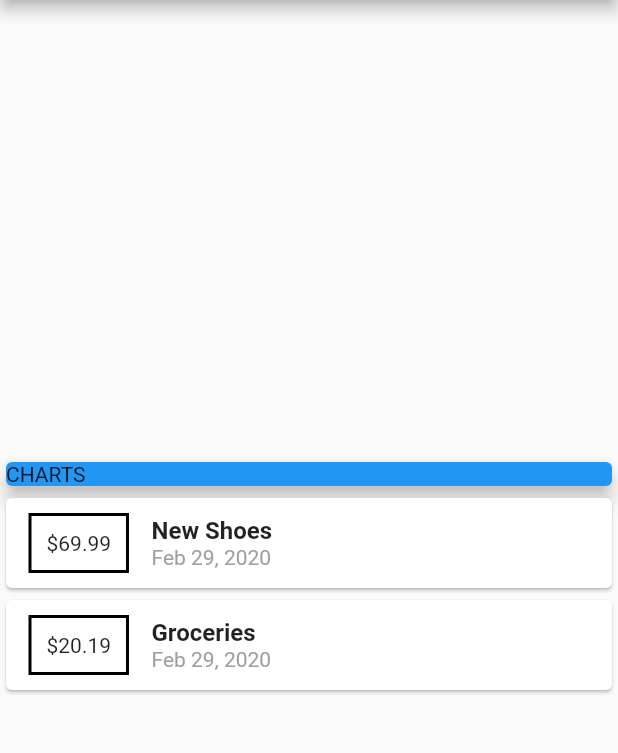
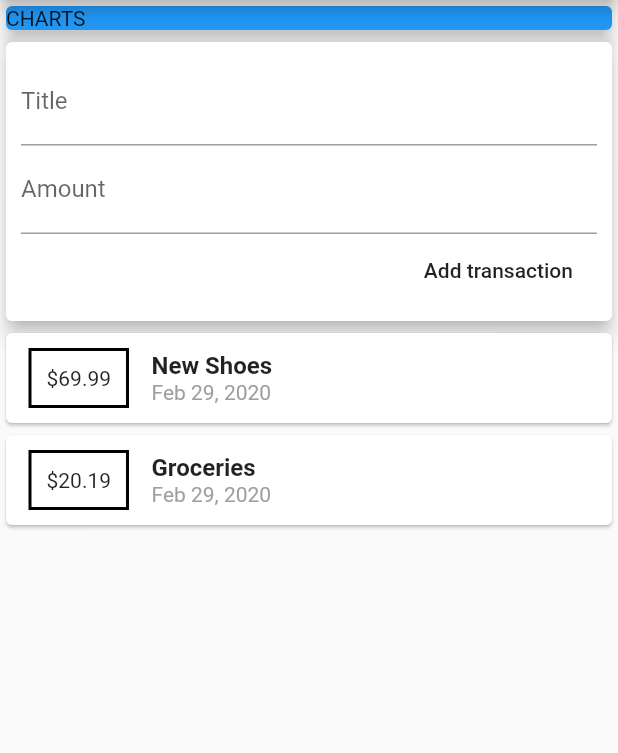
Before and after one commit to alexsanchezdev/personal_expenses, a Flutter app: the screen it shows after launch, on a phone screen of 412 x 824 dp, the part 84-837 px from its top. Run offline on Flutter 3.47's test engine with Material 2 defaults, Android fonts, the phone set to English and light mode, and no system bars.

Commit message:
Add new transaction logic

```diff
--- a/lib/main.dart
+++ b/lib/main.dart
@@ -1,7 +1,5 @@
 import 'package:flutter/material.dart';
-import 'package:intl/intl.dart';
-
-import './transaction.dart';
+import 'package:personal_expenses/widgets/user_transactions.dart';
 
 void main() => runApp(App());
 
@@ -16,21 +14,6 @@ class App extends StatelessWidget {
 }
 
 class HomePage extends StatelessWidget {
-  final List<Transaction> transactions = [
-    Transaction(
-      id: '1',
-      title: 'New Shoes',
-      amount: 69.99,
-      date: DateTime.now(),
-    ),
-    Transaction(
-      id: '2',
-      title: 'Groceries',
-      amount: 20.19,
-      date: DateTime.now(),
-    ),
-  ];
-
   Widget build(BuildContext context) {
     return Scaffold(
       appBar: AppBar(
@@ -38,7 +21,7 @@ class HomePage extends StatelessWidget {
       ),
       body: Center(
         child: Column(
-          mainAxisAlignment: MainAxisAlignment.center,
+          mainAxisAlignment: MainAxisAlignment.start,
           children: <Widget>[
             Card(
               color: Colors.blue,
@@ -48,51 +31,7 @@ class HomePage extends StatelessWidget {
                 child: Text('CHARTS'),
               ),
             ),
-            Column(
-              children: transactions.map((tx) {
-                return Card(
-                  child: Row(
-                    children: <Widget>[
-                      Container(
-                        margin: EdgeInsets.symmetric(
-                          vertical: 10,
-                          horizontal: 15,
-                        ),
-                        decoration: BoxDecoration(
-                          border: Border.all(
-                            color: Colors.black,
-                            width: 2,
-                          ),
-                        ),
-                        padding: EdgeInsets.all(10),
-                        child: Text(
-                          '\$${tx.amount}',
-                        ),
-                      ),
-                      Column(
-                        crossAxisAlignment: CrossAxisAlignment.start,
-                        children: <Widget>[
-                          Text(
-                            tx.title,
-                            style: TextStyle(
-                              fontWeight: FontWeight.bold,
-                              fontSize: 16,
-                            ),
-                          ),
-                          Text(
-                            DateFormat.yMMMd().format(tx.date),
-                            style: TextStyle(
-                              color: Colors.grey,
-                              fontSize: 14,
-                            ),
-                          ),
-                        ],
-                      )
-                    ],
-                  ),
-                );
-              }).toList(),
-            )
+            UserTransactions()
           ],
         ),
       ),
--- /dev/null
+++ b/lib/widgets/new_transaction.dart
@@ -0,0 +1,45 @@
+import 'package:flutter/material.dart';
+
+class NewTransaction extends StatelessWidget {
+  final _titleController = TextEditingController();
+  final _amountController = TextEditingController();
+  final Function addTransaction;
+
+  NewTransaction(this.addTransaction);
+
+  @override
+  Widget build(BuildContext context) {
+    return Card(
+      elevation: 5,
+      child: Container(
+        padding: EdgeInsets.all(10),
+        child: Column(
+          crossAxisAlignment: CrossAxisAlignment.end,
+          children: <Widget>[
+            TextField(
+              decoration: InputDecoration(
+                labelText: 'Title',
+              ),
+              controller: _titleController,
+            ),
+            TextField(
+              decoration: InputDecoration(
+                labelText: 'Amount',
+              ),
+              controller: _amountController,
+            ),
+            FlatButton(
+              child: Text('Add transaction'),
+              onPressed: () {
+                addTransaction(
+                  _titleController.text,
+                  double.parse(_amountController.text),
+                );
+              },
+            ),
+          ],
+        ),
+      ),
+    );
+  }
+}
--- /dev/null
+++ b/lib/widgets/transaction_list.dart
@@ -0,0 +1,59 @@
+import 'package:flutter/material.dart';
+import 'package:intl/intl.dart';
+
+import '../models/transaction.dart';
+
+class TransactionList extends StatelessWidget {
+  final List<Transaction> transactions;
+
+  TransactionList(this.transactions);
+
+  @override
+  Widget build(BuildContext context) {
+    return Column(
+      children: transactions.map((tx) {
+        return Card(
+          child: Row(
+            children: <Widget>[
+              Container(
+                margin: EdgeInsets.symmetric(
+                  vertical: 10,
+                  horizontal: 15,
+                ),
+                decoration: BoxDecoration(
+                  border: Border.all(
+                    color: Colors.black,
+                    width: 2,
+                  ),
+                ),
+                padding: EdgeInsets.all(10),
+                child: Text(
+                  '\$${tx.amount}',
+                ),
+              ),
+              Column(
+                crossAxisAlignment: CrossAxisAlignment.start,
+                children: <Widget>[
+                  Text(
+                    tx.title,
+                    style: TextStyle(
+                      fontWeight: FontWeight.bold,
+                      fontSize: 16,
+                    ),
+                  ),
+                  Text(
+                    DateFormat.yMMMd().format(tx.date),
+                    style: TextStyle(
+                      color: Colors.grey,
+                      fontSize: 14,
+                    ),
+                  ),
+                ],
+              )
+            ],
+          ),
+        );
+      }).toList(),
+    );
+  }
+}
--- /dev/null
+++ b/lib/widgets/user_transactions.dart
@@ -0,0 +1,50 @@
+import 'package:flutter/material.dart';
+
+import '../models/transaction.dart';
+import 'new_transaction.dart';
+import 'transaction_list.dart';
+
+class UserTransactions extends StatefulWidget {
+  @override
+  _UserTransactionsState createState() => _UserTransactionsState();
+}
+
+class _UserTransactionsState extends State<UserTransactions> {
+  final List<Transaction> _userTransactions = [
+    Transaction(
+      id: '1',
+      title: 'New Shoes',
+      amount: 69.99,
+      date: DateTime.now(),
+    ),
+    Transaction(
+      id: '2',
+      title: 'Groceries',
+      amount: 20.19,
+      date: DateTime.now(),
+    ),
+  ];
+
+  void _addTransaction(String txTitle, double txAmount) {
+    final newTx = Transaction(
+      title: txTitle,
+      amount: txAmount,
+      date: DateTime.now(),
+      id: (_userTransactions.length + 1).toString(),
+    );
+
+    setState(() {
+      _userTransactions.add(newTx);
+    });
+  }
+
+  @override
+  Widget build(BuildContext context) {
+    return Column(
+      children: <Widget>[
+        NewTransaction(_addTransaction),
+        TransactionList(_userTransactions),
+      ],
+    );
+  }
+}
```
Also changed, not shown: lib/models/transaction.dart (renamed from lib/transaction.dart).
